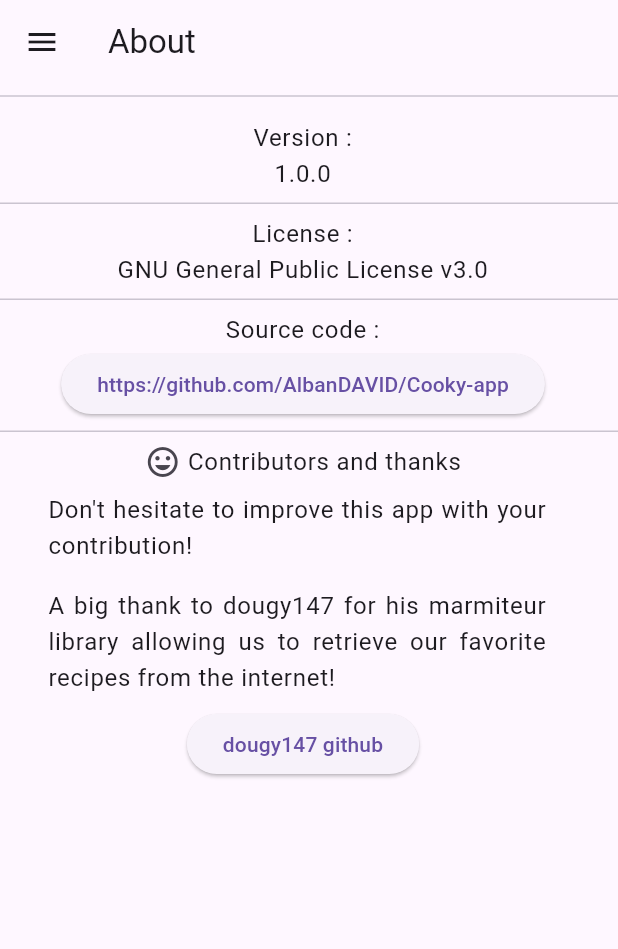
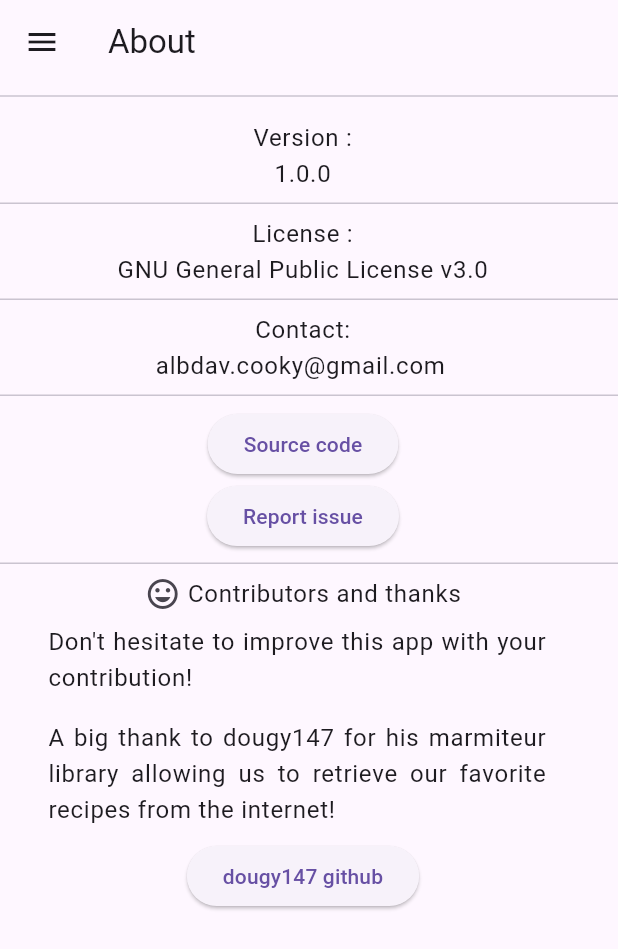
Before and after one commit to AlbanDAVID/cooky-app, a Flutter app: the About screen opened by its route, on a phone screen of 412 x 824 dp. Shown: the top 949 px of the screen. Run offline on Flutter 3.47's test engine with Material 3 defaults, Android fonts, the phone set to English and light mode, and no system bars; our stand-ins replace hive, hive_flutter, image_picker, package_info_plus; missing offline and left inert: marmiteur; accounts and stored records are empty; generated files the repository leaves out were written again.

Commit message:
add email about

```diff
--- a/lib/l10n/app_en.arb
+++ b/lib/l10n/app_en.arb
@@ -101,4 +101,6 @@
    "noTitle" : "No title",
    "thxContrib" : "Contributors and thanks",
    "dougy147" : "A big thank to dougy147 for his marmiteur library allowing us to retrieve our favorite recipes from the internet!",
-   "feelFreeContrib" : "Don't hesitate to improve this app with your contribution!"}
+   "feelFreeContrib" : "Don't hesitate to improve this app with your contribution!",
+   "contact" : "Contact:",
+   "reportIssue" : "Report issue"}
--- a/lib/l10n/app_fr.arb
+++ b/lib/l10n/app_fr.arb
@@ -101,4 +101,6 @@
      "noTitle" : "Sans titre",
      "thxContrib" : "Contributeurs et remerciements",
      "dougy147" : "Un grand merci à dougy147 pour sa librairie marmiteur permettant d'aller récupérer nos recettes favorites sur internet !",
-     "feelFreeContrib" : "N'hésitez pas à apporter votre contribution pour améliorer cette application !"}
+     "feelFreeContrib" : "N'hésitez pas à apporter votre contribution pour améliorer cette application !",
+     "contact" : "Contact :",
+     "reportIssue" : "Signaler un problème"}
--- a/lib/pages/about.dart
+++ b/lib/pages/about.dart
@@ -79,14 +79,31 @@ class _AboutState extends State<About> {
                   ])),
                   ListTile(
                       title: Column(children: [
-                    Text('${AppLocalizations.of(context)!.sourceCode} :',
+                    Text('${AppLocalizations.of(context)!.contact}',
                         textAlign: TextAlign.center),
+                    const SelectableText(
+                      "albdav.cooky@gmail.com",
+                      textAlign: TextAlign.center,
+                    ),
+                  ])),
+                  ListTile(
+                      title: Column(children: [
                     ElevatedButton(
                       onPressed: () async {
                         _launchURL('https://github.com/AlbanDAVID/Cooky-app');
                       },
-                      child: const Text(
-                        "https://github.com/AlbanDAVID/Cooky-app",
+                      child: Text(
+                        AppLocalizations.of(context)!.sourceCode,
+                        textAlign: TextAlign.center,
+                      ),
+                    ),
+                    ElevatedButton(
+                      onPressed: () async {
+                        _launchURL(
+                            'https://github.com/AlbanDAVID/cooky-app/issues');
+                      },
+                      child: Text(
+                        AppLocalizations.of(context)!.reportIssue,
                         textAlign: TextAlign.center,
                       ),
                     ),
```
